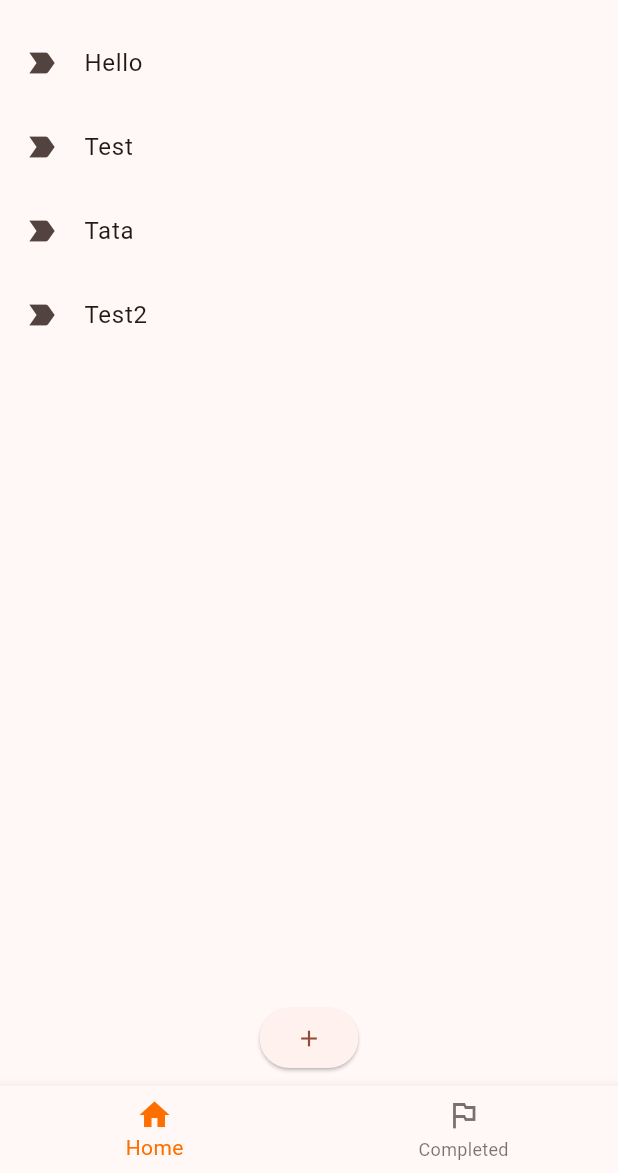
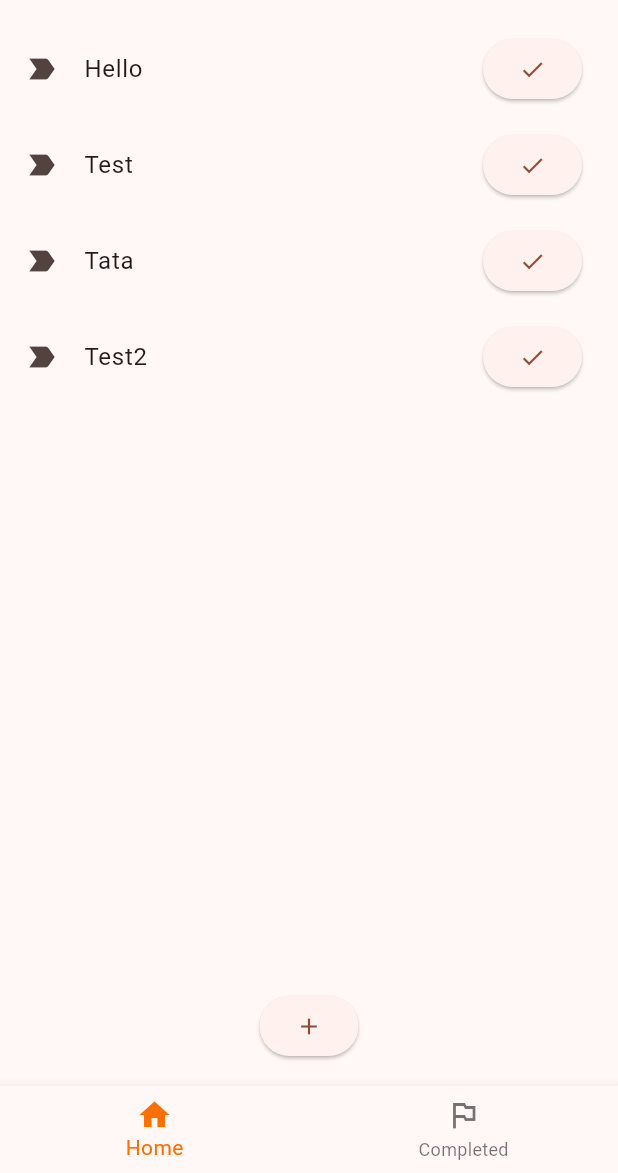
Before and after one commit to Santho-sh/flutter-todo-app, a Flutter app: the screen it shows after launch, on a phone screen of 412 x 824 dp, the part 63-1236 px from its top. Run offline on Flutter 3.47's test engine with Material 2 defaults, Android fonts, the phone set to English and light mode, and no system bars.

Commit message:
mark/unmark completed, delete todo - complete

```diff
--- a/lib/active_todos.dart
+++ b/lib/active_todos.dart
@@ -59,9 +59,19 @@ class Todo extends StatelessWidget {
 
   @override
   Widget build(BuildContext context) {
+    var appState = Provider.of<AppState>(context);
+
     return ListTile(
       leading: const Icon(Icons.label_important),
-      title: Text(todo),
+      title: Row(
+        children: [
+          Expanded(child: Text(todo)),
+          ElevatedButton(
+            onPressed: () => appState.markComplete(todo),
+            child: const Icon(Icons.check),
+          )
+        ],
+      ),
     );
   }
 }
@@ -71,9 +81,12 @@ class AddTodo extends StatelessWidget {
 
   @override
   Widget build(BuildContext context) {
-    return ElevatedButton(
-      onPressed: () {},
-      child: const Icon(Icons.add),
+    return Padding(
+      padding: const EdgeInsets.all(8.0),
+      child: ElevatedButton(
+        onPressed: () {},
+        child: const Icon(Icons.add),
+      ),
     );
   }
 }
--- a/lib/main.dart
+++ b/lib/main.dart
@@ -1,5 +1,6 @@
 import 'package:flutter/material.dart';
 import 'package:provider/provider.dart';
+
 import 'completed_todos.dart';
 import 'active_todos.dart';
 
@@ -29,7 +30,7 @@ class MyApp extends StatelessWidget {
 class AppState extends ChangeNotifier {
   var newTodo = 'newone';
   var activeTodos = <String>['Hello', 'Test', 'Tata', 'Test2'];
-  var completedTodos = <String>[];
+  var completedTodos = <String>['Bye', 'Completed'];
 
   void addTodo(String todo) {
     activeTodos.add(todo);
@@ -62,7 +63,7 @@ class AppState extends ChangeNotifier {
   }
 
   void markUncomplete(todo) {
-    if (activeTodos.contains(todo)) {
+    if (completedTodos.contains(todo)) {
       activeTodos.add(todo);
       completedTodos.remove(todo);
       notifyListeners();
```
Also changed, not shown: lib/completed_todos.dart (+42 -2 lines).
